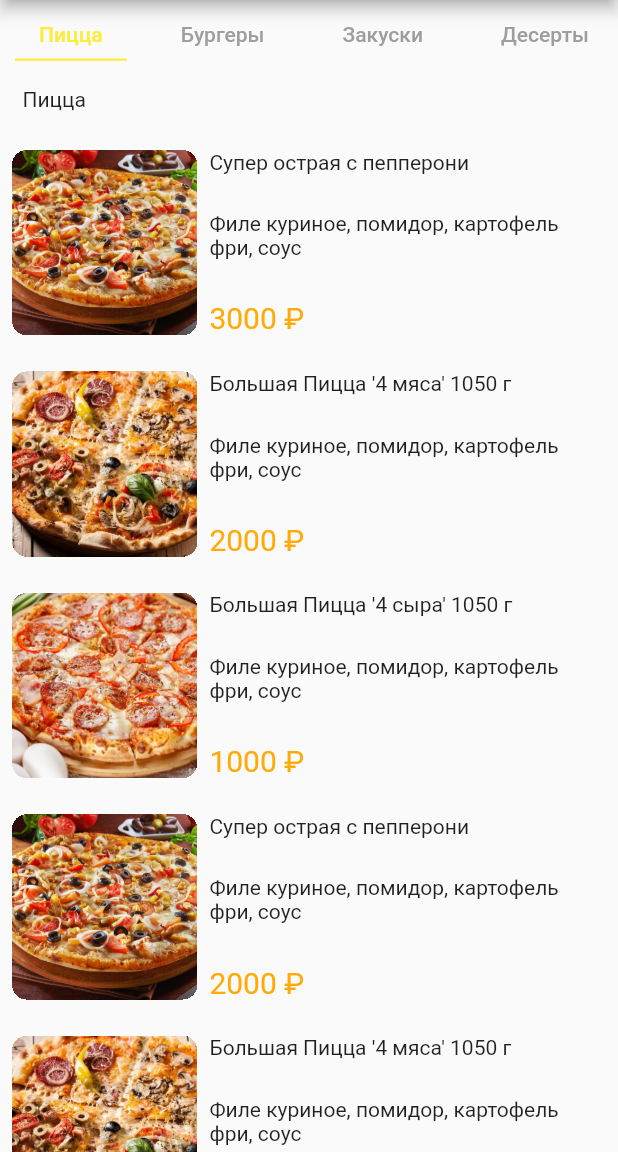
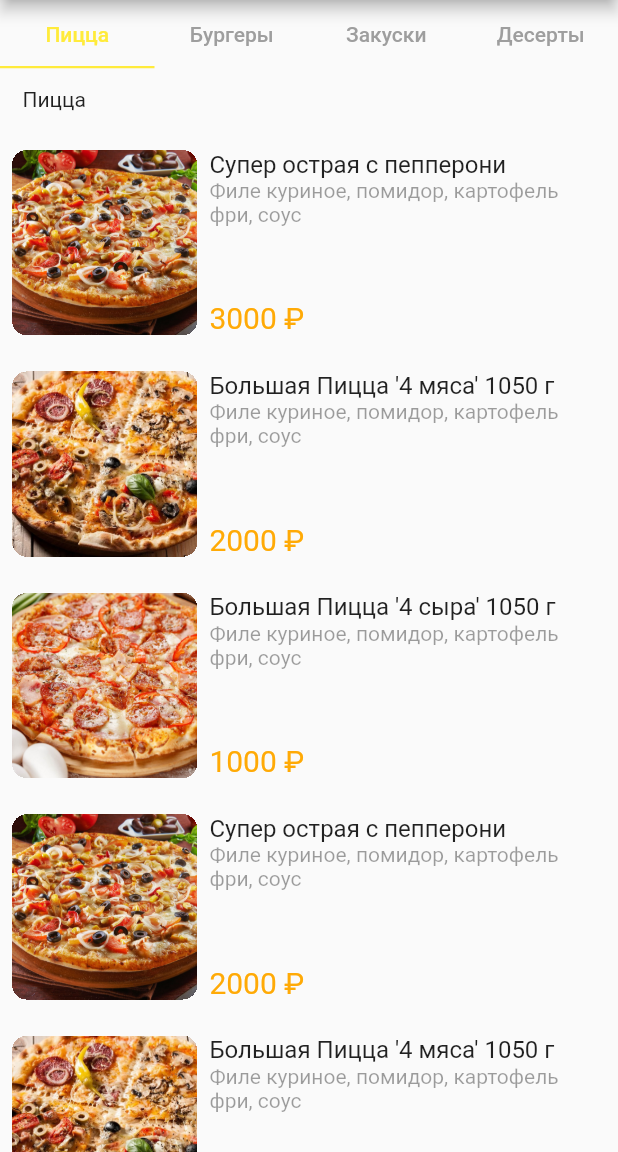
Before and after one commit to Lexx96/Test-App-Actonica, a Flutter app: the screen it shows after launch, on a phone screen of 412 x 824 dp, the part 84-1236 px from its top. Run offline on Flutter 3.47's test engine with Material 2 defaults, Android fonts, the phone set to English and light mode, and no system bars; drawn by our look-alikes of scrollable_positioned_list; our stand-ins replace flutter_bloc.

Commit message:
рефакторинг

```diff
--- a/lib/main.dart
+++ b/lib/main.dart
@@ -1,7 +1,6 @@
 import 'package:flutter/material.dart';
 import 'package:test_app_actonica/utils/main_navigation/main_navigation.dart';
 import 'package:flutter_bloc/flutter_bloc.dart';
-
 import 'modules/main_screen/bloc/main_screen_bloc.dart';
 import 'modules/main_screen/bloc/main_screen_event.dart';
 
--- a/lib/modules/main_screen/bloc/main_screen_event.dart
+++ b/lib/modules/main_screen/bloc/main_screen_event.dart
@@ -3,6 +3,3 @@ abstract class MainScreenEvent {}
 
 /// Событие загрузки данных
 class LoadingDataEvent extends MainScreenEvent {}
-
-/// Событие загруженных данных
-class LoadedDataEvent extends MainScreenEvent {}
--- a/lib/modules/main_screen/bloc/main_screen_state.dart
+++ b/lib/modules/main_screen/bloc/main_screen_state.dart
@@ -1,6 +1,6 @@
 import 'package:test_app_actonica/modules/main_screen/models/all_products_model.dart';
 
-/// Класс состояний модуля main_screen
+/// Класс состояний для модуля main_screen
 abstract class MainScreenState {
   MainScreenState();
 }
--- a/lib/modules/main_screen/main_screen.dart
+++ b/lib/modules/main_screen/main_screen.dart
@@ -6,7 +6,7 @@ import 'bloc/main_screen_state.dart';
 import 'models/all_products_model.dart';
 import 'package:flutter_bloc/flutter_bloc.dart';
 
-import 'widgets/scroll_widget/scrollable_list_tabviev.dart';
+import 'widgets/scroll_widget/scrollable_list_tabview.dart';
 
 /// Главный экран приложения
 class MainScreen extends StatefulWidget {
@@ -34,7 +34,7 @@ class _MainScreenState extends State<MainScreen>
       body: _state is LoadedDataProductsState
           ? ScrollableListTabView(
               tabHeight: 48,
-              tabs: listWidgets(),
+              tabs: _listWidgets(),
             )
           : const Center(
               child: CircularProgressIndicator(),
@@ -42,7 +42,8 @@ class _MainScreenState extends State<MainScreen>
     );
   }
 
-  List<ScrollableListTab> listWidgets() {
+  /// Возвращает виджеты в хедер экрана
+  List<ScrollableListTab> _listWidgets() {
     return _listProducts.map(
       (allProductsModel) {
         return ScrollableListTab(
@@ -50,16 +51,16 @@ class _MainScreenState extends State<MainScreen>
             inactiveChildColor: Colors.grey,
             activeBackgroundColor: Colors.yellow,
             label: Text(
-              allProductsModel.product,
+              allProductsModel.category,
               style: const TextStyle(fontSize: 14.0),
             ),
           ),
           body: ListView.builder(
             shrinkWrap: true,
             physics: const NeverScrollableScrollPhysics(),
-            itemCount: allProductsModel.info.length,
+            itemCount: allProductsModel.products.length,
             itemBuilder: (_, index) => CardWidget(
-              detailInfo: allProductsModel.info[index],
+              detailInfoModel: allProductsModel.products[index],
             ),
           ),
         );
--- a/lib/modules/main_screen/models/all_products_model.dart
+++ b/lib/modules/main_screen/models/all_products_model.dart
@@ -2,19 +2,20 @@ import 'package:test_app_actonica/modules/main_screen/models/detail_info.dart';
 
 /// Модель загрузки всех товаров
 class AllProductsModel {
-  final String product;
-  final List<DetailInfoModel> info;
+  final String category;
+  final List<DetailInfoModel> products;
 
   AllProductsModel({
-    required this.product,
-    required this.info,
+    required this.category,
+    required this.products,
   });
 
   factory AllProductsModel.fromJson(Map<String, dynamic> json) {
     return AllProductsModel(
-      product: json['product'] as String,
-      info: (json['info'] as List<dynamic>)
-          .map((dynamic e) => DetailInfoModel.fromJson(e as Map<String, dynamic>))
+      category: json['category'] as String,
+      products: (json['products'] as List<dynamic>)
+          .map((dynamic e) =>
+              DetailInfoModel.fromJson(e as Map<String, dynamic>))
           .toList(),
     );
   }
--- a/lib/modules/main_screen/widgets/card_widget.dart
+++ b/lib/modules/main_screen/widgets/card_widget.dart
@@ -3,66 +3,80 @@ import 'package:test_app_actonica/modules/detail_screen/detail_screen.dart';
 import 'package:test_app_actonica/modules/main_screen/models/detail_info.dart';
 import 'image_widget.dart';
 
+/// Виджет вывода товара в виде карточки в ленте товаров
+/// принимает экземпляр класса DetailInfoModel [detailInfoModel]
 class CardWidget extends StatelessWidget {
-  final DetailInfoModel detailInfo;
+  final DetailInfoModel detailInfoModel;
 
-  const CardWidget({Key? key, required this.detailInfo}) : super(key: key);
+  const CardWidget({Key? key, required this.detailInfoModel}) : super(key: key);
 
   @override
   Widget build(BuildContext context) {
     final _sizeScreen = MediaQuery.of(context).size;
+    final _orientation = MediaQuery.of(context).orientation;
     return Padding(
-      padding: const EdgeInsets.all(8.0),
-      child: Padding(
-        padding: const EdgeInsets.only(top: 8.0),
+      padding: const EdgeInsets.only(
+        top: 16.0,
+        bottom: 8.0,
+        right: 8.0,
+        left: 8.0,
+      ),
       child: InkWell(
         onTap: () => Navigator.of(context).push(
           MaterialPageRoute(
             builder: (_) => DetailScreen(
-                infoProduct: detailInfo,
+              detailInfoModel: detailInfoModel,
             ),
           ),
         ),
         child: SizedBox(
-            height: _sizeScreen.height * 0.15,
+          height: _orientation == Orientation.portrait
+              ? _sizeScreen.height * 0.15
+              : _sizeScreen.height * 0.41,
           child: Row(
             mainAxisAlignment: MainAxisAlignment.spaceBetween,
             children: [
               ImageWidget(
-                  sizeImage: _sizeScreen.height * 0.15,
-                  imagePath: detailInfo.image,
+                sizeImage: _orientation == Orientation.portrait
+                    ? _sizeScreen.height * 0.15
+                    : _sizeScreen.height * 0.41,
+                imagePath: detailInfoModel.image,
               ),
               Expanded(
                 child: Padding(
-                    padding: const EdgeInsets.only(left: 8.0, right: 5.0),
+                  padding: const EdgeInsets.symmetric(
+                    horizontal: 8.0,
+                  ),
                   child: Column(
+                    mainAxisAlignment: MainAxisAlignment.start,
                     crossAxisAlignment: CrossAxisAlignment.start,
-                      mainAxisAlignment: MainAxisAlignment.spaceBetween,
                     children: [
-                        Expanded(
-                          child: Text(
-                            detailInfo.title,
+                      Text(
+                        detailInfoModel.title,
+                        style: const TextStyle(
+                            fontSize: 16.0, color: Colors.black87),
                         maxLines: 2,
-                            overflow: TextOverflow.clip,
-                          ),
+                        overflow: TextOverflow.ellipsis,
                       ),
                       Expanded(
                         child: Text(
-                            detailInfo.description,
+                          detailInfoModel.description,
+                          style: const TextStyle(
+                              fontSize: 14.0, color: Colors.black38),
+                          overflow: TextOverflow.fade,
                         ),
                       ),
-                        Expanded(
-                          child: Column(
+                      Column(
                         mainAxisAlignment: MainAxisAlignment.end,
                         children: [
                           Text(
-                                '${detailInfo.price} ₽',
+                            '${detailInfoModel.price} ₽',
                             style: const TextStyle(
                               fontSize: 20.0,
-                                    color: Color.fromRGBO(255, 170, 6, 1)),
+                              color: Color.fromRGBO(255, 170, 6, 1),
+                            ),
                           ),
                         ],
-                          ),
                       ),
                     ],
                   ),
@@ -72,7 +86,6 @@ class CardWidget extends StatelessWidget {
           ),
         ),
       ),
-      ),
     );
   }
 }
--- a/lib/modules/main_screen/widgets/image_widget.dart
+++ b/lib/modules/main_screen/widgets/image_widget.dart
@@ -1,6 +1,8 @@
 import 'package:flutter/material.dart';
 
 /// Виджет вывода изображения товара
+/// принимает размер изображения double [sizeImage],
+/// путь для фотографии String [imagePath]
 class ImageWidget extends StatelessWidget {
   final double sizeImage;
   final String imagePath;
--- a/lib/modules/main_screen/widgets/scroll_widget/scrollable_list_tabviev.dart
+++ b/lib/modules/main_screen/widgets/scroll_widget/scrollable_list_tabview.dart
@@ -83,12 +83,10 @@ class _ScrollableListTabViewState extends State<ScrollableListTabView> {
                 valueListenable: _index,
                 builder: (_, i, __) {
                   final selected = index == i;
-                  final borderColor = selected
-                      ? tab.activeBackgroundColor
-                      : tab.inactiveBackgroundColor;
                   return Container(
+                    width:
+                        MediaQuery.of(context).size.width / widget.tabs.length,
                     height: 32,
-                    margin: kTabMargin,
                     decoration: BoxDecoration(
                       border: Border(
                         bottom: BorderSide(
@@ -163,10 +161,11 @@ class _ScrollableListTabViewState extends State<ScrollableListTabView> {
     final tab = widget.tabs[index].tab;
     return Builder(
       builder: (_) {
-        if (tab.icon == null)
+        if (tab.icon == null) {
           return tab.label;
-        else if (!tab.showIconOnList)
+        } else if (!tab.showIconOnList) {
           return DefaultTextStyle(style: widget.style, child: tab.label);
+        }
         return DefaultTextStyle(
           style: widget.style,
           child: Row(
```
Also changed, not shown: assets/data/data.json (+8 -8 lines), lib/modules/detail_screen/detail_screen.dart (+13 -10 lines). Lines whose indentation alone changed are shown as unchanged.
